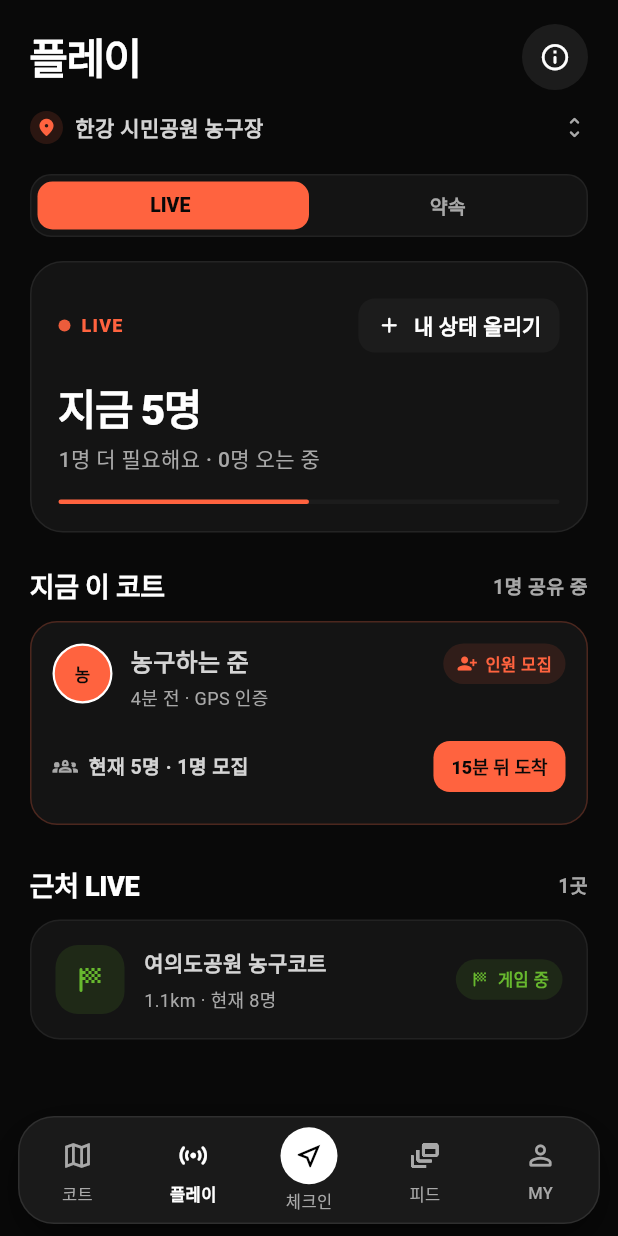
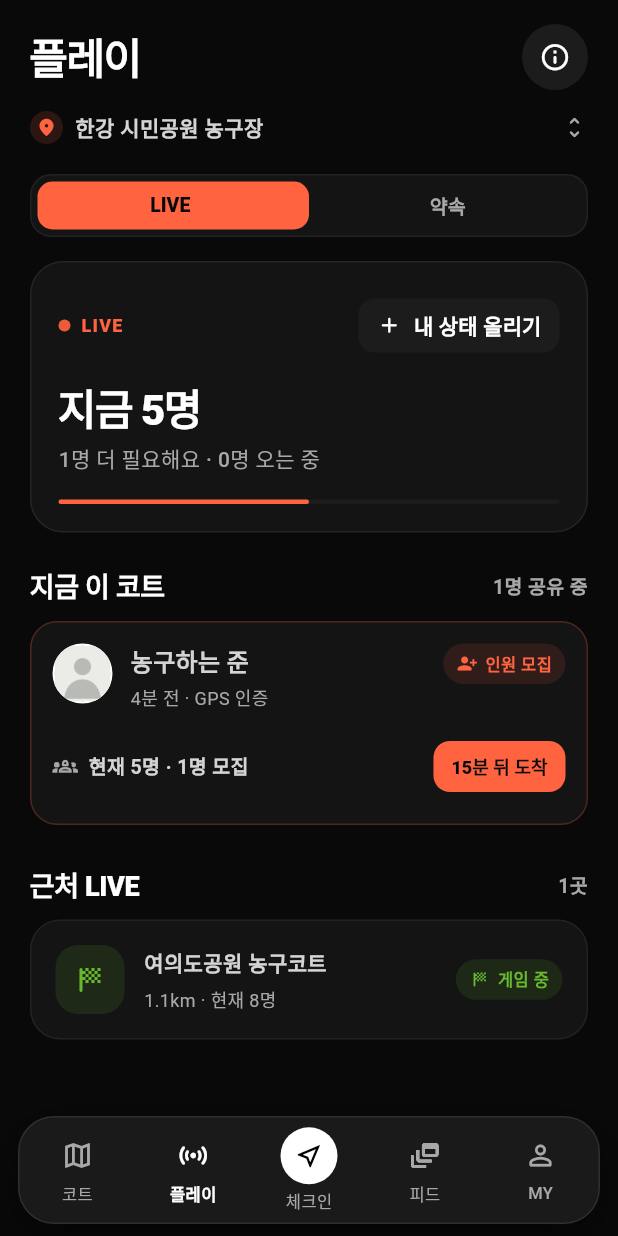
Before and after one commit to devWndud/backcourt, a Flutter app: the AppShell screen opened directly, after a tap on "플레이", on a phone screen of 412 x 824 dp. Run offline on Flutter 3.47's test engine with Material 3 defaults, Android fonts, the phone set to English and light mode, and no system bars; our stand-ins replace cloud_firestore, firebase_auth, firebase_core, firebase_messaging, flutter_local_notifications, geolocator and 5 more; missing offline and left inert: firebase_app_check, maplibre_gl; accounts and stored records are empty; statements that could not run were skipped; project files that could hold a hidden picture were left out.

Commit message:
feat: add unified default profile avatar

```diff
--- a/Backcourt/lib/screens/feed_screen.dart
+++ b/Backcourt/lib/screens/feed_screen.dart
@@ -536,11 +536,7 @@ class _PostCard extends StatelessWidget {
             padding: const EdgeInsets.all(15),
             child: Row(
               children: [
-                UserAvatar(
-                  initials: post.authorName.characters.take(2).toString(),
-                  size: 36,
-                  photoUrl: post.authorPhotoUrl,
-                ),
+                UserAvatar(size: 36, photoUrl: post.authorPhotoUrl),
                 SizedBox(width: 10),
                 Expanded(
                   child: Column(
@@ -977,11 +973,7 @@ class _CommentTile extends StatelessWidget {
   Widget build(BuildContext context) => Row(
     crossAxisAlignment: CrossAxisAlignment.start,
     children: [
-      UserAvatar(
-        initials: comment.authorName.characters.take(2).toString(),
-        size: 34,
-        photoUrl: comment.authorPhotoUrl,
-      ),
+      UserAvatar(size: 34, photoUrl: comment.authorPhotoUrl),
       SizedBox(width: 10),
       Expanded(
         child: Column(
--- a/Backcourt/lib/screens/live_court_screen.dart
+++ b/Backcourt/lib/screens/live_court_screen.dart
@@ -545,11 +545,7 @@ class _LiveStatusCard extends StatelessWidget {
         Row(
           crossAxisAlignment: CrossAxisAlignment.start,
           children: [
-            UserAvatar(
-              initials: status.displayName.characters.first.toUpperCase(),
-              size: 40,
-              color: status.activity.color,
-            ),
+            UserAvatar(size: 40, color: status.activity.color),
             SizedBox(width: 12),
             Expanded(
               child: Column(
--- a/Backcourt/lib/screens/profile_screen.dart
+++ b/Backcourt/lib/screens/profile_screen.dart
@@ -640,12 +640,7 @@ class _BlockedUsersSheet extends StatelessWidget {
                         ),
                         child: Row(
                           children: [
-                            UserAvatar(
-                              initials: user.displayName.characters
-                                  .take(2)
-                                  .toString(),
-                              size: 36,
-                            ),
+                            UserAvatar(size: 36),
                             SizedBox(width: 11),
                             Expanded(
                               child: Text(
@@ -806,11 +801,7 @@ class _ProfileIntro extends StatelessWidget {
         Row(
           crossAxisAlignment: CrossAxisAlignment.center,
           children: [
-            _ProfileAvatar(
-              displayName: displayName,
-              photoUrl: profile?.photoUrl,
-              onTap: onEdit,
-            ),
+            _ProfileAvatar(photoUrl: profile?.photoUrl, onTap: onEdit),
             SizedBox(width: 15),
             Expanded(
               child: Column(
@@ -926,31 +917,14 @@ class _ProfileIntro extends StatelessWidget {
 }
 
 class _ProfileAvatar extends StatelessWidget {
-  const _ProfileAvatar({
-    required this.displayName,
-    required this.photoUrl,
-    required this.onTap,
-  });
+  const _ProfileAvatar({required this.photoUrl, required this.onTap});
 
-  final String displayName;
   final String? photoUrl;
   final VoidCallback? onTap;
 
   @override
   Widget build(BuildContext context) {
-    final fallback = ColoredBox(
-      color: AppColors.accentSoft,
-      child: Center(
-        child: Text(
-          displayName.characters.take(2).toString(),
-          style: TextStyle(
-            color: AppColors.onAccent,
-            fontSize: 22,
-            fontWeight: FontWeight.w900,
-          ),
-        ),
-      ),
-    );
+    const fallback = DefaultProfileImage();
     final avatar = Container(
       width: 76,
       height: 76,
--- a/Backcourt/lib/widgets/common.dart
+++ b/Backcourt/lib/widgets/common.dart
@@ -1,6 +1,23 @@
 import 'package:flutter/material.dart';
 
 import '../theme/app_theme.dart';
+
+const defaultProfileAsset = 'assets/images/default_profile.png';
+
+class DefaultProfileImage extends StatelessWidget {
+  const DefaultProfileImage({super.key, this.size});
+
+  final double? size;
+
+  @override
+  Widget build(BuildContext context) => Image.asset(
+    defaultProfileAsset,
+    width: size,
+    height: size,
+    fit: BoxFit.cover,
+    filterQuality: FilterQuality.medium,
+  );
+}
 
 class NmLogo extends StatelessWidget {
   const NmLogo({super.key, this.compact = false});
@@ -113,15 +130,8 @@ class RoundIconButton extends StatelessWidget {
 }
 
 class UserAvatar extends StatelessWidget {
-  const UserAvatar({
-    super.key,
-    required this.initials,
-    this.size = 34,
-    this.color,
-    this.photoUrl,
-  });
+  const UserAvatar({super.key, this.size = 34, this.color, this.photoUrl});
 
-  final String initials;
   final double size;
   final Color? color;
   final String? photoUrl;
@@ -144,36 +154,11 @@ class UserAvatar extends StatelessWidget {
               width: size,
               height: size,
               fit: BoxFit.cover,
-              errorBuilder: (_, _, _) =>
-                  _AvatarInitials(initials: initials, size: size, color: color),
+              errorBuilder: (_, _, _) => DefaultProfileImage(size: size),
             )
-          : _AvatarInitials(initials: initials, size: size, color: color),
+          : DefaultProfileImage(size: size),
     );
   }
-}
-
-class _AvatarInitials extends StatelessWidget {
-  const _AvatarInitials({
-    required this.initials,
-    required this.size,
-    required this.color,
-  });
-
-  final String initials;
-  final double size;
-  final Color? color;
-
-  @override
-  Widget build(BuildContext context) => Center(
-    child: Text(
-      initials,
-      style: TextStyle(
-        color: color == null ? AppColors.text : AppColors.onAccent,
-        fontWeight: FontWeight.w900,
-        fontSize: size * .28,
-      ),
-    ),
-  );
 }
 
 class AvatarStack extends StatelessWidget {
@@ -184,13 +169,6 @@ class AvatarStack extends StatelessWidget {
 
   @override
   Widget build(BuildContext context) {
-    const labels = ['JH', 'MK', 'SO', 'YU'];
-    const colors = [
-      Color(0xFFE9FF6B),
-      Color(0xFFFFC0AD),
-      Color(0xFF92D7FF),
-      Color(0xFFE1C5FF),
-    ];
     return SizedBox(
       width: size + (count - 1) * (size * .62),
       height: size,
@@ -199,11 +177,7 @@ class AvatarStack extends StatelessWidget {
           count,
           (index) => Positioned(
             left: index * (size * .62),
-            child: UserAvatar(
-              initials: labels[index % labels.length],
-              size: size,
-              color: colors[index % colors.length],
-            ),
+            child: UserAvatar(size: size),
           ),
         ),
       ),
--- a/Backcourt/pubspec.yaml
+++ b/Backcourt/pubspec.yaml
@@ -75,6 +75,7 @@ flutter:
 
   assets:
     - icon.png
+    - assets/images/default_profile.png
     - assets/data/korea_basketball_courts.geojson
 
   # To add assets to your application, add an assets section, like this:
```
Also changed, not shown: Backcourt/lib/screens/profile_edit_sheet.dart (+2 -16 lines), Backcourt/lib/screens/profile_setup_screen.dart (+3 -9 lines), Backcourt/lib/widgets/court_ranking_card.dart (+2 -15 lines), Backcourt-Social/exports/backcourt-default-profile.png (added), Backcourt/assets/images/default_profile.png (added), 1 other file.
